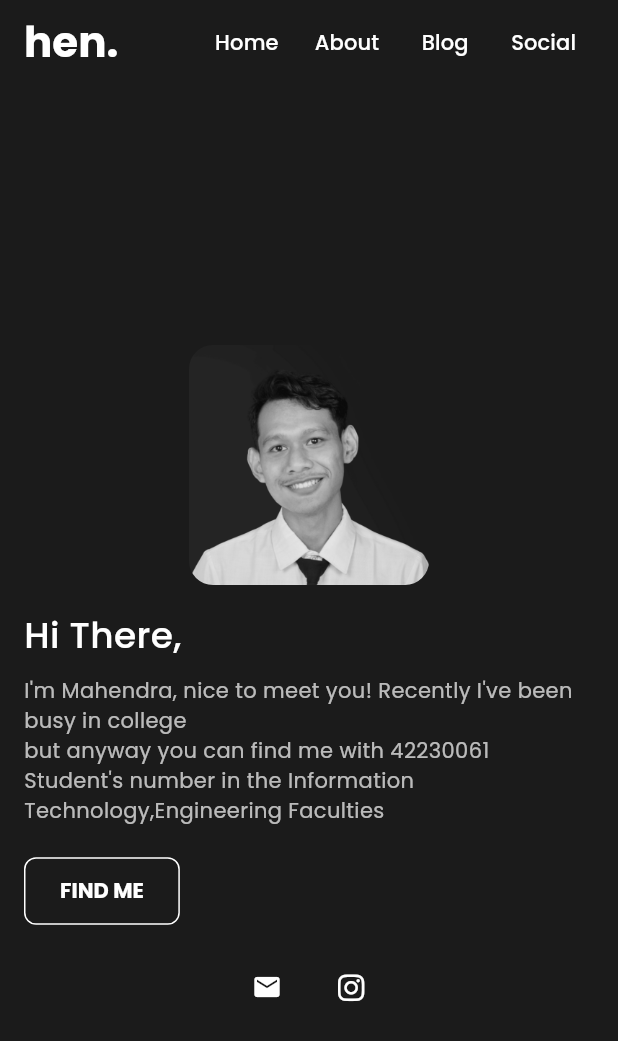
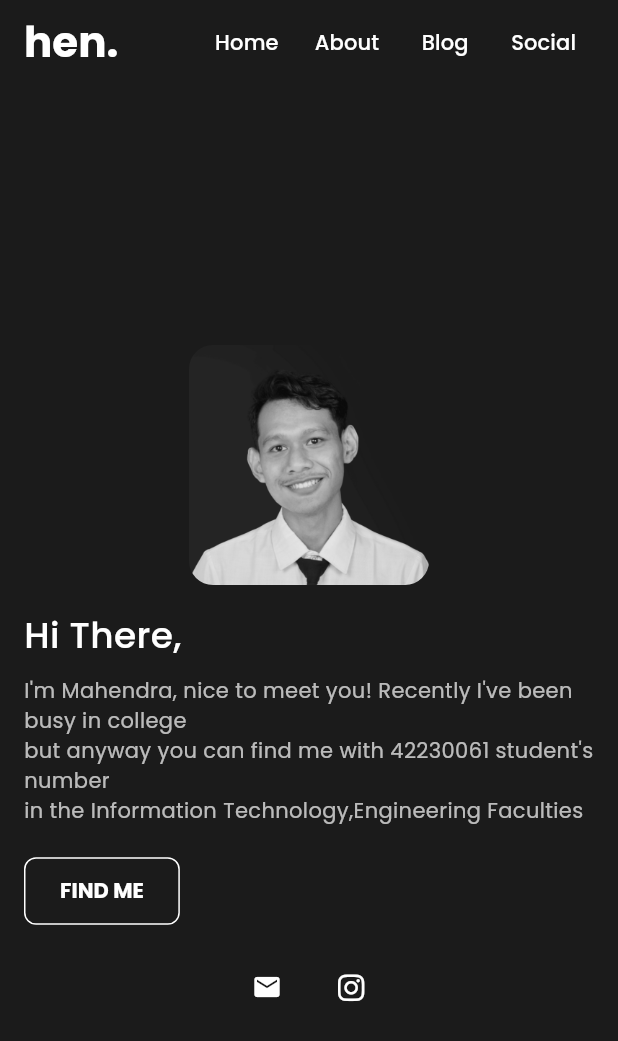
Before and after one commit to mamamia0001/biodataku, a Flutter app: the screen it shows after launch, on a phone screen of 412 x 824 dp. Shown: the top 1041 px of the screen. Run offline on Flutter 3.47's test engine with Material 3 defaults, Android fonts, the phone set to English and light mode, and no system bars; our stand-ins replace font_awesome_flutter, google_fonts.

Commit message:
edit text

```diff
--- a/lib/main.dart
+++ b/lib/main.dart
@@ -175,8 +175,8 @@ class ResponsiveHomePage extends StatelessWidget {
         SizedBox(height: 10),
         Text(
           "I'm Mahendra, nice to meet you! Recently I've been busy in college \n"
-          "but anyway you can find me with 42230061\n"
-          "Student's number in the Information Technology,Engineering Faculties",
+          "but anyway you can find me with 42230061 student's number \n"
+          "in the Information Technology,Engineering Faculties",
           style: GoogleFonts.poppins(
             color: Colors.white70,
             fontSize: subTitleSize,
```
